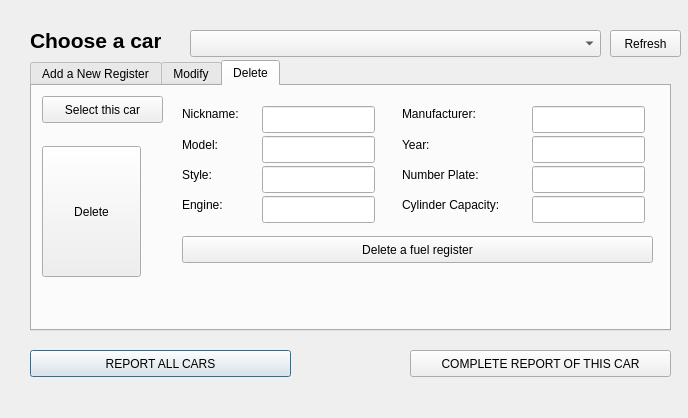
Old version of the form FuelMonitor/savecars.ui in the repository nelcar/Fuel-Monitoring.
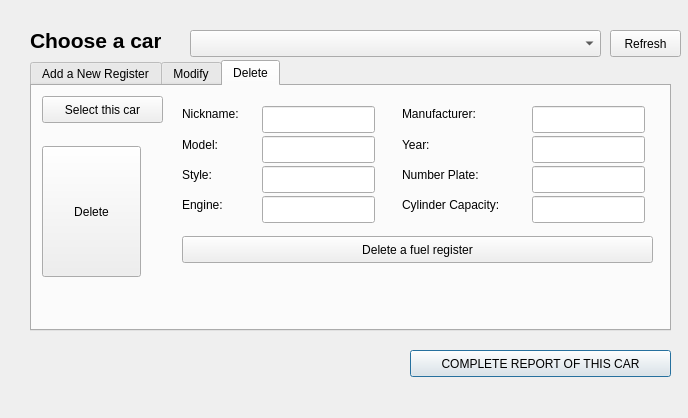
New version of the form.

The edit to the form file:
```diff
--- a/FuelMonitor/savecars.ui
+++ b/FuelMonitor/savecars.ui
@@ -13,19 +13,6 @@
   <property name="windowTitle">
    <string>Dialog</string>
   </property>
-  <widget class="QPushButton" name="pushButton_2">
-   <property name="geometry">
-    <rect>
-     <x>30</x>
-     <y>350</y>
-     <width>261</width>
-     <height>27</height>
-    </rect>
-   </property>
-   <property name="text">
-    <string>REPORT ALL CARS</string>
-   </property>
-  </widget>
   <widget class="QPushButton" name="pushButton_3">
    <property name="geometry">
     <rect>
```
